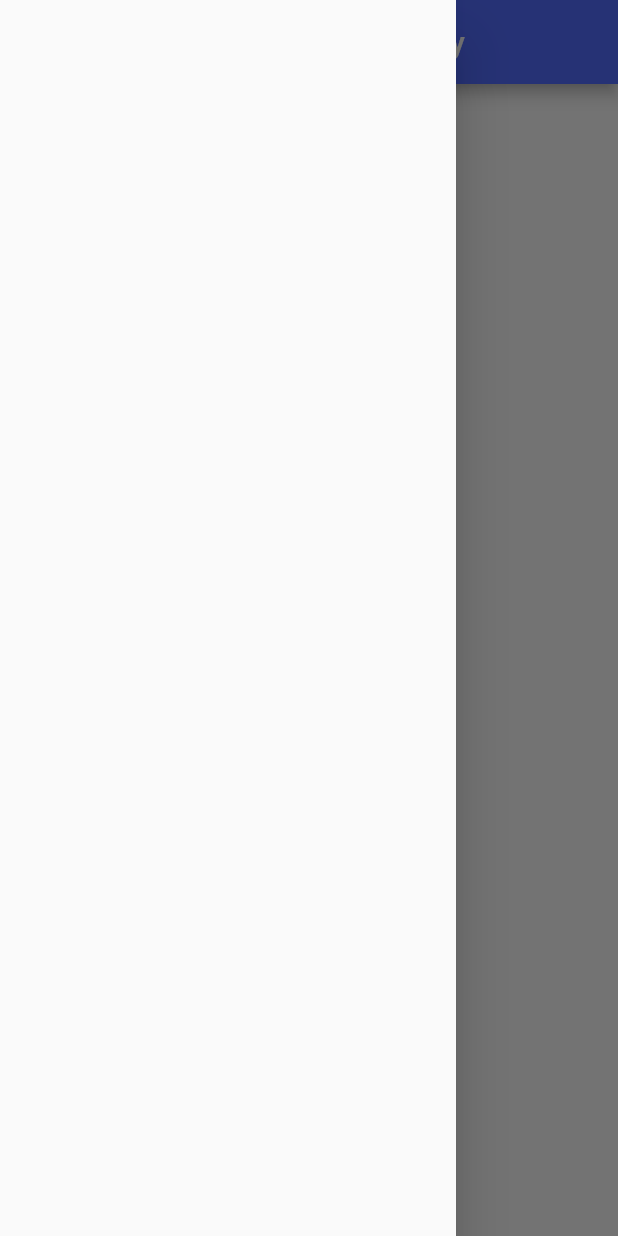
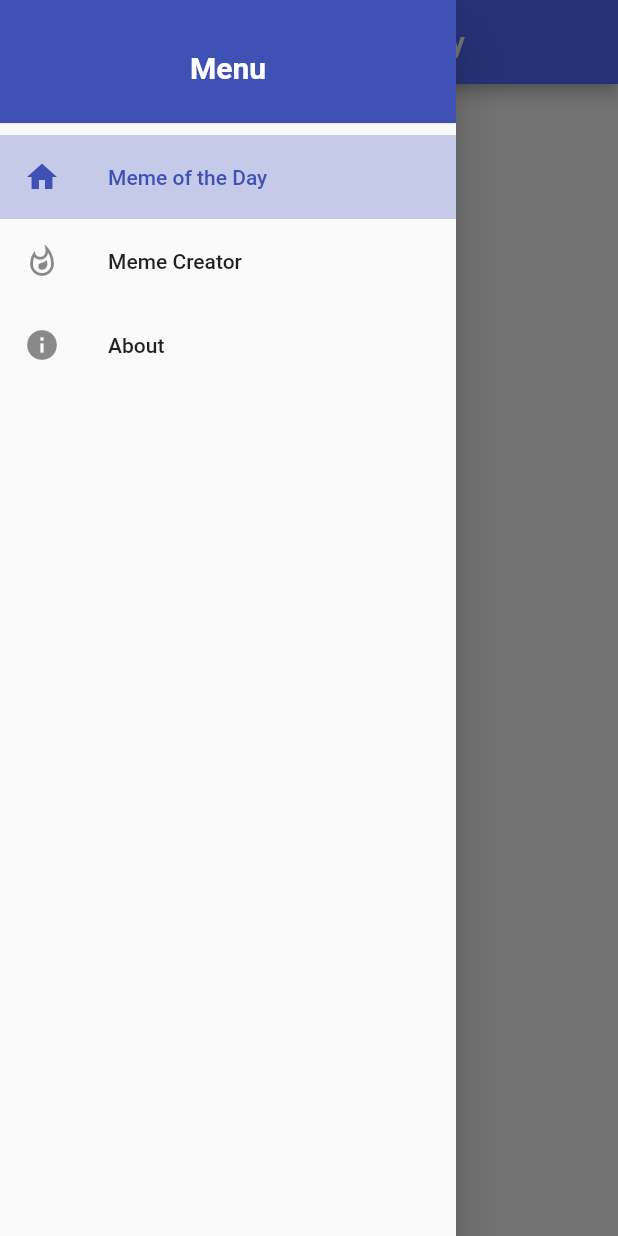
Before and after one commit to AnthonyEdwardStark3000/Flutter, a Flutter app: the screen it shows after launch, with the side drawer open, on a phone screen of 412 x 824 dp. Run offline on Flutter 3.47's test engine with Material 2 defaults, Android fonts, the light colour scheme and no system bars; our stand-ins replace audioplayers, google_fonts; missing offline and left inert: dice_icons.

Commit message:
Hope me fix everything this time

```diff
--- a/meme_creator/lib/home_page.dart
+++ b/meme_creator/lib/home_page.dart
@@ -1,5 +1,6 @@
 import 'package:flutter/material.dart';
 import 'package:google_fonts/google_fonts.dart';
+import 'package:meme_creator/nav_drawer.dart';
 
 class HomePage extends StatefulWidget {
   const HomePage({Key? key}) : super(key: key);
@@ -19,7 +20,9 @@ class _HomePageState extends State<HomePage> {
           )),
           backgroundColor: Colors.indigoAccent,
         ),
-        drawer: Drawer(),
-        body: const Text('check'));
+        drawer: const NavDrawer(
+          selected: DrawerSelection.home,
+        ),
+        body: const Center(child: Text('Home Page')));
   }
 }
--- /dev/null
+++ b/meme_creator/lib/nav_drawer.dart
@@ -0,0 +1,75 @@
+import 'package:flutter/material.dart';
+import 'package:meme_creator/about_page.dart';
+import 'package:meme_creator/home_page.dart';
+import 'package:meme_creator/creator_page.dart';
+
+enum DrawerSelection { home, creator, about }
+
+class NavDrawer extends StatefulWidget {
+  final DrawerSelection selected;
+  const NavDrawer({Key? key, required this.selected});
+
+  @override
+  State<NavDrawer> createState() => _NavDrawerState();
+}
+
+class _NavDrawerState extends State<NavDrawer> {
+  @override
+  Widget build(BuildContext context) {
+    return Drawer(
+      child: ListView(
+        padding: EdgeInsets.zero,
+        children: [
+          const SizedBox(
+            height: 90,
+            child: DrawerHeader(
+                decoration: BoxDecoration(
+                  color: Colors.indigo,
+                ),
+                child: Center(
+                    child: Text(
+                  'Menu',
+                  style: TextStyle(
+                      color: Colors.white,
+                      fontWeight: FontWeight.bold,
+                      fontSize: 20),
+                ))),
+          ),
+          ListTile(
+            selected: widget.selected == DrawerSelection.home,
+            selectedColor: Colors.indigo,
+            selectedTileColor: Colors.indigo.shade100,
+            leading: const Icon(Icons.home),
+            title: const Text('Meme of the Day'),
+            onTap: () {
+              Navigator.pushReplacement(context,
+                  MaterialPageRoute(builder: (context) => const HomePage()));
+            },
+          ),
+          ListTile(
+            selected: widget.selected == DrawerSelection.creator,
+            selectedColor: Colors.indigo,
+            selectedTileColor: Colors.indigo.shade100,
+            leading: const Icon(Icons.whatshot_outlined),
+            title: const Text('Meme Creator'),
+            onTap: () {
+              Navigator.pushReplacement(context,
+                  MaterialPageRoute(builder: (context) => const CreatorPage()));
+            },
+          ),
+          ListTile(
+            selected: widget.selected == DrawerSelection.about,
+            selectedColor: Colors.indigo,
+            selectedTileColor: Colors.indigo.shade100,
+            leading: const Icon(Icons.info),
+            title: const Text('About'),
+            onTap: () {
+              Navigator.pushReplacement(context,
+                  MaterialPageRoute(builder: (context) => const About()));
+            },
+          ),
+        ],
+      ),
+    );
+  }
+}
```
Also changed, not shown: meme_creator/lib/about_page.dart (+15 -3 lines), meme_creator/lib/creator_page.dart (added, +27 -0 lines).
